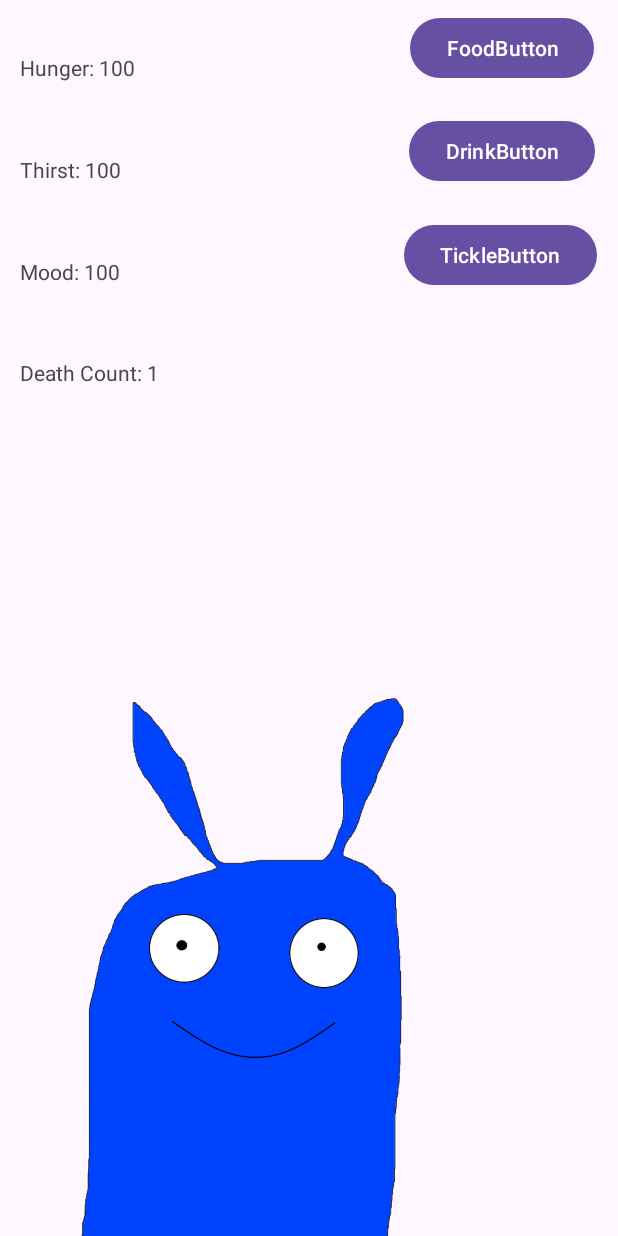
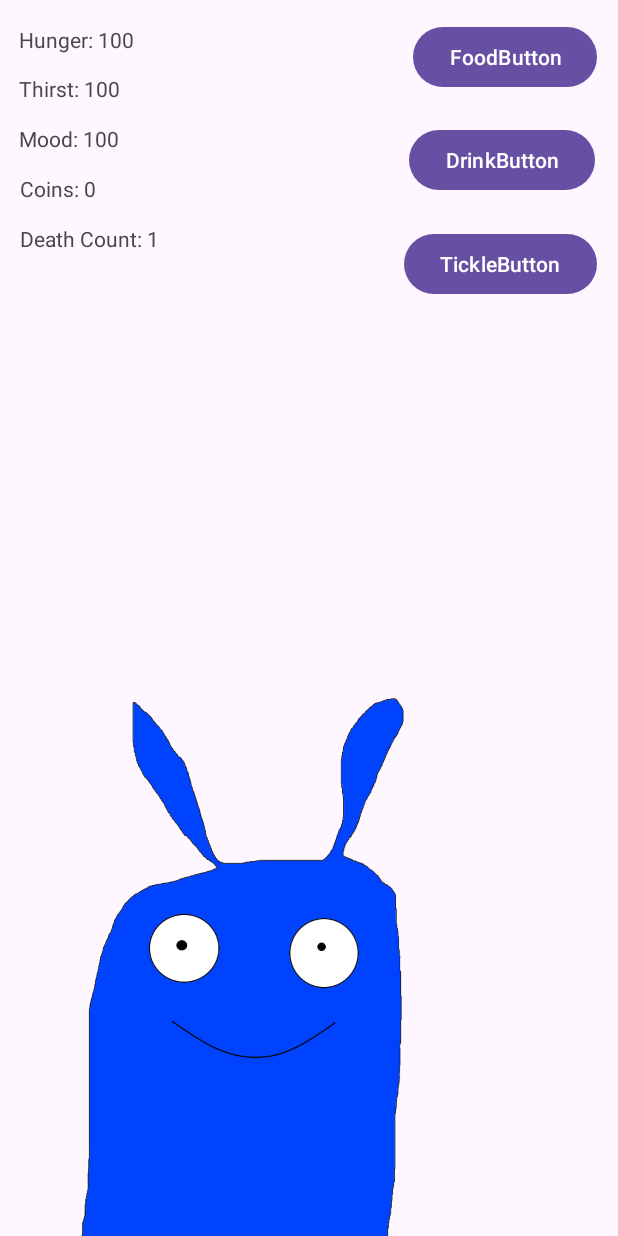
Before and after one commit to S11-Git/KAMAAA-V2, an Android app: the screen it shows after launch (MainActivity), on a phone screen of 412 x 824 dp. Run offline under Robolectric (Android 15) with nearby library versions, the phone set to English and light mode, and no system bars; 10 statements that could not run were skipped.

Commit message:
added a Coin system

```diff
--- a/app/src/main/java/nl/rickbrouwer/javapetpet/MainActivity.java
+++ b/app/src/main/java/nl/rickbrouwer/javapetpet/MainActivity.java
@@ -19,6 +19,7 @@ public class MainActivity extends AppCompatActivity {
     private int Thirst;
     private int Mood;
     private int DeathCounter;
+    private int Coins;
 
     @SuppressLint("SetTextI18n")
     @Override
@@ -39,6 +40,7 @@ public class MainActivity extends AppCompatActivity {
         Thirst = PrefConfig2.loadTotalFromPref(this);
         Mood = PrefConfig3.loadTotalFromPref(this);
         DeathCounter = PrefConfig4.loadTotalFromPref(this);
+        Coins = PrefConfig5.loadTotalFromPref(this);
 
         Hungertext.setText("Hunger: " + Hunger);
         Thirsttext.setText("Thirst: " + Thirst);
@@ -46,25 +48,47 @@ public class MainActivity extends AppCompatActivity {
 
 
         Foodbutton.setOnClickListener(v -> {
-            Hunger = Hunger + 10;
-            HungerSave();
+            if (Coins < 15) {
+                Toast.makeText(this, "Not enough coins", Toast.LENGTH_SHORT).show();
+                return;
+            } else {
+                Hunger += 10;
+                Coins -= 15;
+                HungerSave();
+                CoinsSave();
+            }
         });
 
         Drinkbutton.setOnClickListener(v -> {
-            Thirst = Thirst + 10;
-            ThirstSave();
+            if (Coins < 20) {
+                Toast.makeText(this, "Not enough coins", Toast.LENGTH_SHORT).show();
+                return;
+            } else {
+                Thirst += 10;
+                Coins -= 20;
+                ThirstSave();
+                CoinsSave();
+            }
         });
 
         Ticklebutton.setOnClickListener(v -> {
-            Mood = Mood + 10;
-            MoodSave();
+            if (Coins < 25) {
+                Toast.makeText(this, "Not enough coins", Toast.LENGTH_SHORT).show();
+                return;
+            } else {
+                Mood += 10;
+                Coins -= 25;
+                MoodSave();
+                CoinsSave();
+            }
         });
 
         ScheduledExecutorService scheduler = Executors.newSingleThreadScheduledExecutor();
         scheduler.scheduleAtFixedRate(() -> runOnUiThread(() -> {
-            Hunger = Hunger - 2;
-            Thirst = Thirst - 2;
-            Mood = Mood - 1;
+            Hunger -= 2;
+            Thirst -= 2;
+            Mood -= 1;
+            CoinsBOM();
             HungerSave();
             ThirstSave();
             MoodSave();
@@ -77,9 +101,8 @@ public class MainActivity extends AppCompatActivity {
             Prevent101();
             DrawText();
         }), 0, 5, TimeUnit.MILLISECONDS);
+    }
 
-
-    }
 
     @SuppressLint("SetTextI18n")
     public void DeathCount() {
@@ -93,9 +116,11 @@ public class MainActivity extends AppCompatActivity {
         Hunger = 100;
         Thirst = 100;
         Mood = 100;
+        Coins = 0;
         HungerSave();
         ThirstSave();
         MoodSave();
+        CoinsSave();
     }
 
     public void HungerSave() {
@@ -112,6 +137,10 @@ public class MainActivity extends AppCompatActivity {
 
     public void DeathSave() {
         PrefConfig4.saveTotalInPref(this, DeathCounter);
+    }
+
+    public void CoinsSave() {
+        PrefConfig5.saveTotalInPref(this, Coins);
     }
 
     public void DrawCharacter() {
@@ -144,10 +173,23 @@ public class MainActivity extends AppCompatActivity {
         TextView Thirsttext = findViewById(R.id.ThirstText);
         TextView Moodtext = findViewById(R.id.MoodText);
         TextView DeathCountText = findViewById(R.id.DeathCountText);
+        TextView CoinText = findViewById(R.id.CoinText2);
         Hungertext.setText("Hunger: " + Hunger);
         Thirsttext.setText("Thirst: " + Thirst);
         Moodtext.setText("Mood: " + Mood);
         DeathCountText.setText("Death Count: " + DeathCounter);
+        CoinText.setText("Coins: " + Coins);
+    }
+
+    public void CoinsBOM() {
+        if (Mood < 25) {
+            Coins += 2; // Adjusted from 1
+        } else if (Mood < 50) {
+            Coins += 4; // Adjusted from 3
+        } else {
+            Coins += 5; // Adjusted from 4
+        }
+        CoinsSave();
     }
 
 }
--- a/app/src/main/res/layout/activity_main.xml
+++ b/app/src/main/res/layout/activity_main.xml
@@ -13,10 +13,10 @@
         android:text="FoodButton"
         app:layout_constraintBottom_toBottomOf="parent"
         app:layout_constraintEnd_toEndOf="parent"
-        app:layout_constraintHorizontal_bias="0.944"
+        app:layout_constraintHorizontal_bias="0.951"
         app:layout_constraintStart_toStartOf="parent"
         app:layout_constraintTop_toTopOf="parent"
-        app:layout_constraintVertical_bias="0.01" />
+        app:layout_constraintVertical_bias="0.018" />
 
     <Button
         android:id="@+id/DrinkButton"
@@ -34,25 +34,27 @@
         android:id="@+id/HungerText"
         android:layout_width="wrap_content"
         android:layout_height="wrap_content"
+        android:layout_marginTop="2dp"
         android:text="HungerText"
         app:layout_constraintBottom_toBottomOf="parent"
         app:layout_constraintEnd_toEndOf="parent"
-        app:layout_constraintHorizontal_bias="0.039"
+        app:layout_constraintHorizontal_bias="0.038"
         app:layout_constraintStart_toStartOf="parent"
         app:layout_constraintTop_toTopOf="parent"
-        app:layout_constraintVertical_bias="0.044" />
+        app:layout_constraintVertical_bias="0.018" />
 
     <TextView
         android:id="@+id/ThirstText"
         android:layout_width="wrap_content"
         android:layout_height="wrap_content"
+        android:layout_marginTop="2dp"
         android:text="ThirstText"
         app:layout_constraintBottom_toBottomOf="parent"
         app:layout_constraintEnd_toEndOf="parent"
-        app:layout_constraintHorizontal_bias="0.038"
+        app:layout_constraintHorizontal_bias="0.037"
         app:layout_constraintStart_toStartOf="parent"
         app:layout_constraintTop_toBottomOf="@+id/HungerText"
-        app:layout_constraintVertical_bias="0.065" />
+        app:layout_constraintVertical_bias="0.015" />
 
     <ImageView
         android:id="@+id/CharImg"
@@ -79,13 +81,14 @@
         android:id="@+id/MoodText"
         android:layout_width="wrap_content"
         android:layout_height="wrap_content"
+        android:layout_marginTop="2dp"
         android:text="MoodText"
         app:layout_constraintBottom_toBottomOf="parent"
         app:layout_constraintEnd_toEndOf="parent"
-        app:layout_constraintHorizontal_bias="0.038"
+        app:layout_constraintHorizontal_bias="0.037"
         app:layout_constraintStart_toStartOf="parent"
         app:layout_constraintTop_toBottomOf="@+id/ThirstText"
-        app:layout_constraintVertical_bias="0.071" />
+        app:layout_constraintVertical_bias="0.016" />
 
     <TextView
         android:id="@+id/DeathCountText"
@@ -96,6 +99,18 @@
         app:layout_constraintEnd_toEndOf="parent"
         app:layout_constraintHorizontal_bias="0.041"
         app:layout_constraintStart_toStartOf="parent"
+        app:layout_constraintTop_toBottomOf="@+id/CoinText2"
+        app:layout_constraintVertical_bias="0.021" />
+
+    <TextView
+        android:id="@+id/CoinText2"
+        android:layout_width="wrap_content"
+        android:layout_height="wrap_content"
+        android:text="CoinText"
+        app:layout_constraintBottom_toBottomOf="parent"
+        app:layout_constraintEnd_toEndOf="parent"
+        app:layout_constraintHorizontal_bias="0.036"
+        app:layout_constraintStart_toStartOf="parent"
         app:layout_constraintTop_toBottomOf="@+id/MoodText"
-        app:layout_constraintVertical_bias="0.078" />
+        app:layout_constraintVertical_bias="0.01999998" />
 </androidx.constraintlayout.widget.ConstraintLayout>
```
